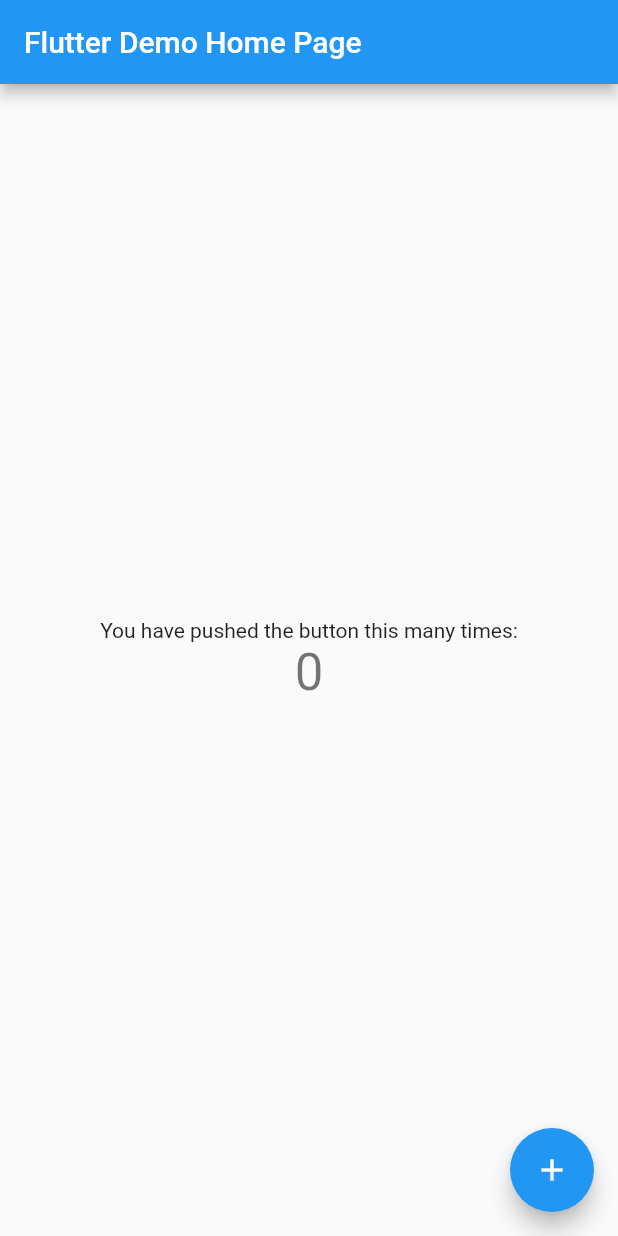
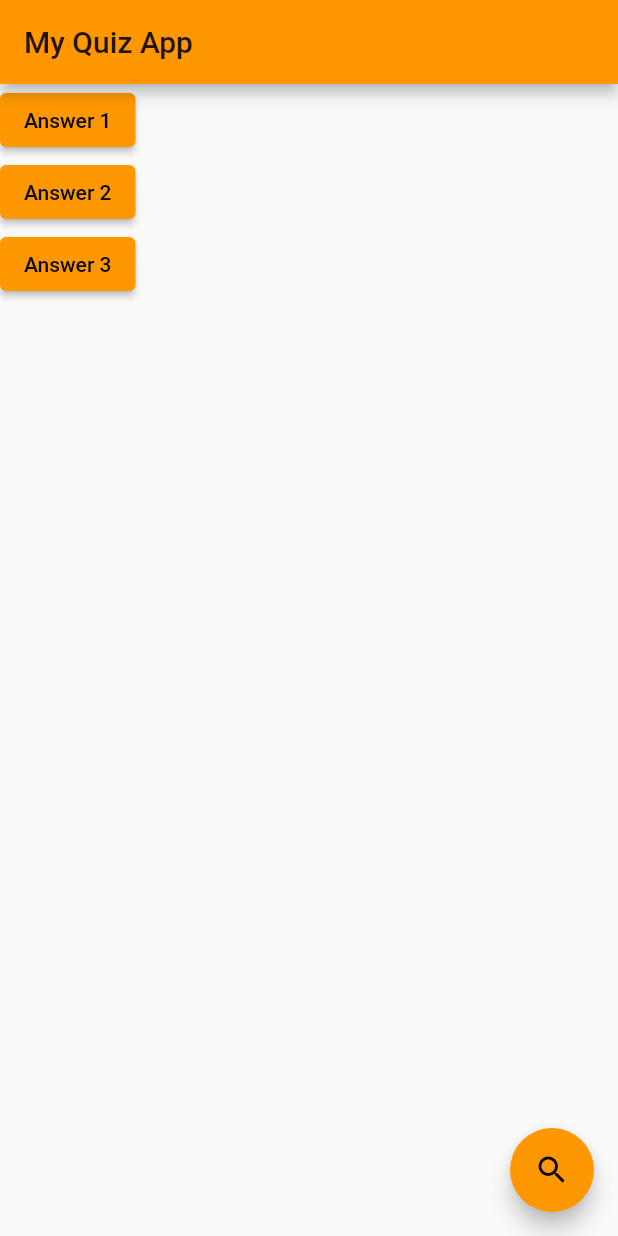
Before and after one commit to VandanaGhori/flutter-quiz-demo, a Flutter app: the screen it shows after launch, on a phone screen of 412 x 824 dp. Run offline on Flutter 3.47's test engine with Material 2 defaults, Android fonts, the phone set to English and light mode, and no system bars.

Commit message:
some UI elements are added.

```diff
--- a/lib/main.dart
+++ b/lib/main.dart
@@ -1,113 +1,48 @@
 import 'package:flutter/material.dart';
 
 void main() {
-  runApp(MyApp());
+  runApp(MyQuiz());
 }
 
-class MyApp extends StatelessWidget {
-  // This widget is the root of your application.
-  @override
-  Widget build(BuildContext context) {
-    return MaterialApp(
-      title: 'Flutter Demo',
-      theme: ThemeData(
-        // This is the theme of your application.
-        //
-        // Try running your application with "flutter run". You'll see the
-        // application has a blue toolbar. Then, without quitting the app, try
-        // changing the primarySwatch below to Colors.green and then invoke
-        // "hot reload" (press "r" in the console where you ran "flutter run",
-        // or simply save your changes to "hot reload" in a Flutter IDE).
-        // Notice that the counter didn't reset back to zero; the application
-        // is not restarted.
-        primarySwatch: Colors.blue,
-      ),
-      home: MyHomePage(title: 'Flutter Demo Home Page'),
-    );
-  }
-}
-
-class MyHomePage extends StatefulWidget {
-  MyHomePage({Key? key, required this.title}) : super(key: key);
-
-  // This widget is the home page of your application. It is stateful, meaning
-  // that it has a State object (defined below) that contains fields that affect
-  // how it looks.
-
-  // This class is the configuration for the state. It holds the values (in this
-  // case the title) provided by the parent (in this case the App widget) and
-  // used by the build method of the State. Fields in a Widget subclass are
-  // always marked "final".
-
-  final String title;
-
-  @override
-  _MyHomePageState createState() => _MyHomePageState();
-}
-
-class _MyHomePageState extends State<MyHomePage> {
-  int _counter = 0;
-
-  void _incrementCounter() {
-    setState(() {
-      // This call to setState tells the Flutter framework that something has
-      // changed in this State, which causes it to rerun the build method below
-      // so that the display can reflect the updated values. If we changed
-      // _counter without calling setState(), then the build method would not be
-      // called again, and so nothing would appear to happen.
-      _counter++;
-    });
+class MyQuiz extends StatelessWidget {
+  void answerMyQuestion() {
+    print('Answer is given!');
   }
 
   @override
   Widget build(BuildContext context) {
-    // This method is rerun every time setState is called, for instance as done
-    // by the _incrementCounter method above.
-    //
-    // The Flutter framework has been optimized to make rerunning build methods
-    // fast, so that you can just rebuild anything that needs updating rather
-    // than having to individually change instances of widgets.
-    return Scaffold(
-      appBar: AppBar(
-        // Here we take the value from the MyHomePage object that was created by
-        // the App.build method, and use it to set our appbar title.
-        title: Text(widget.title),
+    return MaterialApp(
+      theme: ThemeData(
+        primarySwatch: Colors.orange,
       ),
-      body: Center(
-        // Center is a layout widget. It takes a single child and positions it
-        // in the middle of the parent.
-        child: Column(
-          // Column is also a layout widget. It takes a list of children and
-          // arranges them vertically. By default, it sizes itself to fit its
-          // children horizontally, and tries to be as tall as its parent.
-          //
-          // Invoke "debug painting" (press "p" in the console, choose the
-          // "Toggle Debug Paint" action from the Flutter Inspector in Android
-          // Studio, or the "Toggle Debug Paint" command in Visual Studio Code)
-          // to see the wireframe for each widget.
-          //
-          // Column has various properties to control how it sizes itself and
-          // how it positions its children. Here we use mainAxisAlignment to
-          // center the children vertically; the main axis here is the vertical
-          // axis because Columns are vertical (the cross axis would be
-          // horizontal).
-          mainAxisAlignment: MainAxisAlignment.center,
-          children: <Widget>[
-            Text(
-              'You have pushed the button this many times:',
+      home: Scaffold(
+        appBar: AppBar(
+          title: Text('My Quiz App'),
+        ),
+        body: Column(
+          children: [
+            ElevatedButton(
+              onPressed: answerMyQuestion,
+              child: Text('Answer 1'),
             ),
-            Text(
-              '$_counter',
-              style: Theme.of(context).textTheme.headline4,
+            ElevatedButton(
+              onPressed: () => print('Answer 2 is selected.'),
+              child: Text('Answer 2'),
+            ),
+            ElevatedButton(
+              onPressed: () {
+                print('Answer 3 is selected.');
+              },
+              child: Text('Answer 3'),
             ),
           ],
         ),
+        floatingActionButton: FloatingActionButton(
+          tooltip: 'Ask Me',
+          child: Icon(Icons.search),
+          onPressed: null,
+        ),
       ),
-      floatingActionButton: FloatingActionButton(
-        onPressed: _incrementCounter,
-        tooltip: 'Increment',
-        child: Icon(Icons.add),
-      ), // This trailing comma makes auto-formatting nicer for build methods.
     );
   }
 }
```
Also changed, not shown: 1 other file.
